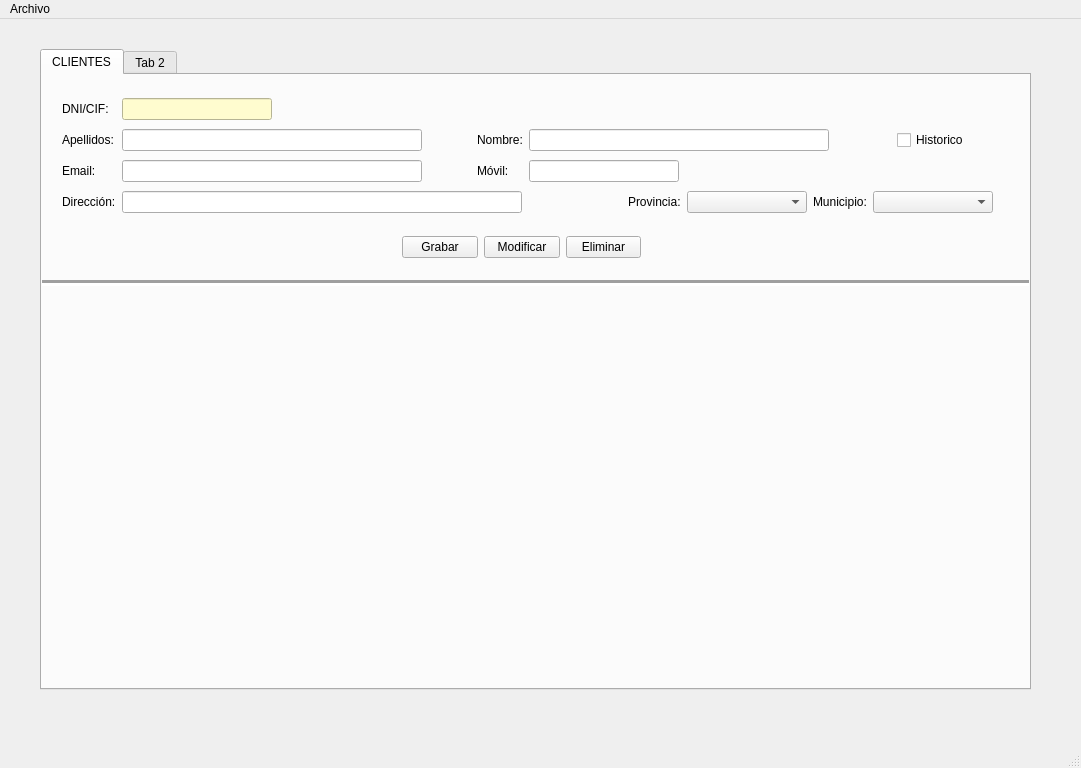
Qt form venPrincipal.ui (AmarinoLama/desarrolloInterfaces_Proyecto) before a commit.
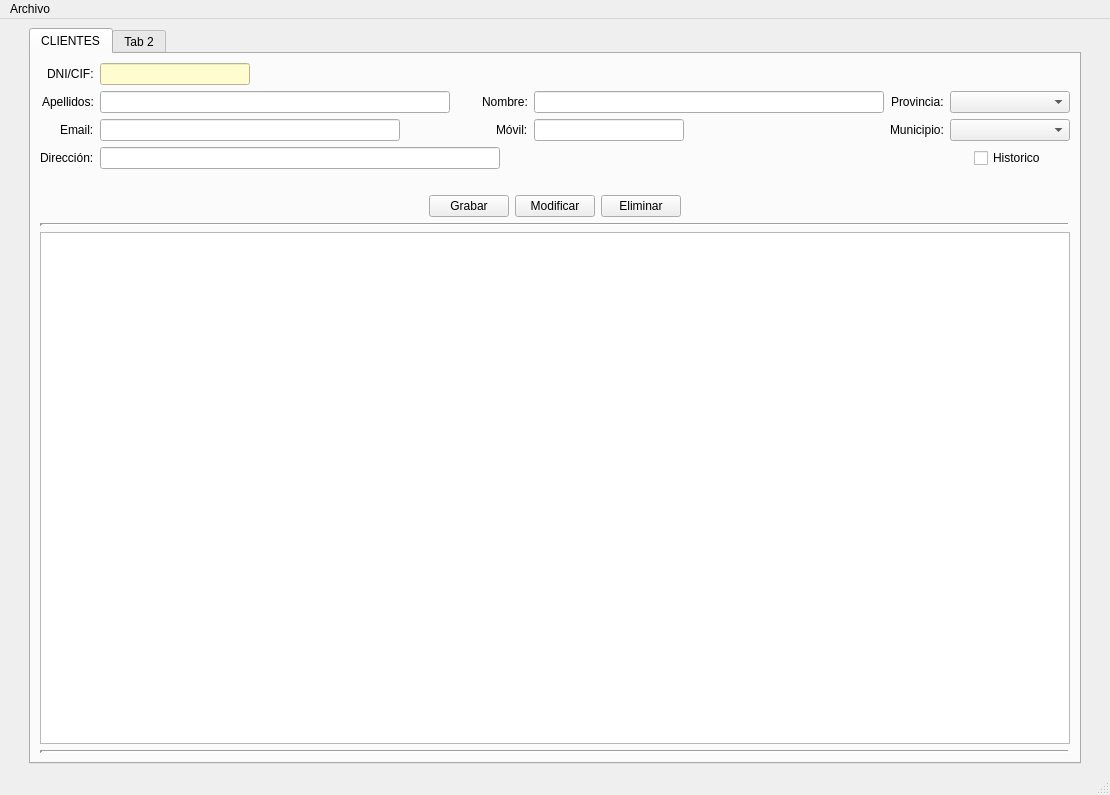
The same form after that commit. Icons and pictures are not drawn.

Commit message: feat() : añadir ventana salida

```diff
--- a/venPrincipal.ui
+++ b/venPrincipal.ui
@@ -14,15 +14,41 @@
    <string>MainWindow</string>
   </property>
   <widget class="QWidget" name="centralwidget">
+   <layout class="QGridLayout" name="gridLayout_2">
+    <item row="0" column="0">
+     <spacer name="horizontalSpacer_7">
+      <property name="orientation">
+       <enum>Qt::Horizontal</enum>
+      </property>
+      <property name="sizeType">
+       <enum>QSizePolicy::Minimum</enum>
+      </property>
+      <property name="sizeHint" stdset="0">
+       <size>
+        <width>20</width>
+        <height>20</height>
+       </size>
+      </property>
+     </spacer>
+    </item>
+    <item row="0" column="3">
+     <spacer name="horizontalSpacer_6">
+      <property name="orientation">
+       <enum>Qt::Horizontal</enum>
+      </property>
+      <property name="sizeType">
+       <enum>QSizePolicy::Minimum</enum>
+      </property>
+      <property name="sizeHint" stdset="0">
+       <size>
+        <width>20</width>
+        <height>20</height>
+       </size>
+      </property>
+     </spacer>
+    </item>
+    <item row="0" column="1">
    <widget class="QTabWidget" name="panPrincipal">
-    <property name="geometry">
-     <rect>
-      <x>40</x>
-      <y>30</y>
-      <width>991</width>
-      <height>641</height>
-     </rect>
-    </property>
     <property name="autoFillBackground">
      <bool>false</bool>
     </property>
@@ -33,63 +59,33 @@
      <attribute name="title">
       <string>CLIENTES</string>
      </attribute>
-     <widget class="Line" name="line">
-      <property name="geometry">
-       <rect>
-        <x>-10</x>
-        <y>200</y>
-        <width>1000</width>
-        <height>16</height>
-       </rect>
-      </property>
-      <property name="lineWidth">
-       <number>3</number>
-      </property>
-      <property name="orientation">
-       <enum>Qt::Horizontal</enum>
-      </property>
-     </widget>
-     <widget class="QWidget" name="">
-      <property name="geometry">
-       <rect>
-        <x>20</x>
-        <y>20</y>
-        <width>931</width>
-        <height>121</height>
-       </rect>
-      </property>
+       <layout class="QVBoxLayout" name="verticalLayout">
+        <item>
       <layout class="QGridLayout" name="gridLayout">
-       <item row="3" column="1" colspan="4">
-        <widget class="QLineEdit" name="txtDireccioncli">
-         <property name="minimumSize">
-          <size>
-           <width>400</width>
-           <height>0</height>
-          </size>
-         </property>
-         <property name="maximumSize">
-          <size>
-           <width>400</width>
-           <height>16777215</height>
-          </size>
-         </property>
-        </widget>
-       </item>
-       <item row="2" column="3">
+          <item row="2" column="3" alignment="Qt::AlignRight">
         <widget class="QLabel" name="lblMovilcli">
          <property name="text">
           <string>Móvil:</string>
          </property>
         </widget>
        </item>
-       <item row="3" column="6">
-        <widget class="QLabel" name="lblProvinciacli">
-         <property name="text">
-          <string>Provincia:</string>
+          <item row="3" column="1" colspan="4">
+           <widget class="QLineEdit" name="txtDireccioncli">
+            <property name="minimumSize">
+             <size>
+              <width>400</width>
+              <height>0</height>
+             </size>
+            </property>
+            <property name="maximumSize">
+             <size>
+              <width>400</width>
+              <height>16777215</height>
+             </size>
          </property>
         </widget>
        </item>
-       <item row="3" column="0">
+          <item row="3" column="0" alignment="Qt::AlignRight">
         <widget class="QLabel" name="lblDireccioncli">
          <property name="text">
           <string>Dirección:</string>
@@ -100,13 +96,13 @@
         <widget class="QLineEdit" name="txtApelcli">
          <property name="minimumSize">
           <size>
-           <width>300</width>
+              <width>350</width>
            <height>0</height>
           </size>
          </property>
          <property name="maximumSize">
           <size>
-           <width>300</width>
+              <width>350</width>
            <height>16777215</height>
           </size>
          </property>
@@ -128,54 +124,11 @@
          </property>
         </widget>
        </item>
-       <item row="3" column="7">
-        <widget class="QComboBox" name="cmbProvinciacli">
-         <property name="minimumSize">
-          <size>
-           <width>120</width>
-           <height>0</height>
-          </size>
-         </property>
-        </widget>
-       </item>
-       <item row="3" column="8">
-        <widget class="QLabel" name="lblMunicipiocli">
-         <property name="text">
-          <string>Municipio:</string>
-         </property>
-        </widget>
-       </item>
-       <item row="1" column="9" alignment="Qt::AlignHCenter">
-        <widget class="QCheckBox" name="chkHistoriacli">
-         <property name="layoutDirection">
-          <enum>Qt::LeftToRight</enum>
-         </property>
-         <property name="text">
-          <string>Historico</string>
-         </property>
-        </widget>
-       </item>
-       <item row="2" column="4" colspan="4">
-        <widget class="QLineEdit" name="txtMovilcli">
-         <property name="minimumSize">
-          <size>
-           <width>120</width>
-           <height>0</height>
-          </size>
-         </property>
-         <property name="maximumSize">
-          <size>
-           <width>150</width>
-           <height>16777215</height>
-          </size>
-         </property>
-        </widget>
-       </item>
        <item row="0" column="1">
         <widget class="QLineEdit" name="txtDnicli">
          <property name="minimumSize">
           <size>
-           <width>120</width>
+              <width>150</width>
            <height>0</height>
           </size>
          </property>
@@ -190,53 +143,36 @@
          </property>
         </widget>
        </item>
-       <item row="1" column="0">
+          <item row="2" column="4" colspan="3">
+           <widget class="QLineEdit" name="txtMovilcli">
+            <property name="minimumSize">
+             <size>
+              <width>120</width>
+              <height>0</height>
+             </size>
+            </property>
+            <property name="maximumSize">
+             <size>
+              <width>150</width>
+              <height>16777215</height>
+             </size>
+            </property>
+           </widget>
+          </item>
+          <item row="1" column="0" alignment="Qt::AlignRight">
         <widget class="QLabel" name="lblApelcli">
          <property name="text">
           <string>Apellidos:</string>
          </property>
         </widget>
        </item>
-       <item row="1" column="4" colspan="5">
-        <widget class="QLineEdit" name="txNomcli">
-         <property name="minimumSize">
-          <size>
-           <width>300</width>
-           <height>0</height>
-          </size>
-         </property>
-         <property name="maximumSize">
-          <size>
-           <width>300</width>
-           <height>16777215</height>
-          </size>
-         </property>
-        </widget>
-       </item>
-       <item row="1" column="3">
+          <item row="1" column="3" alignment="Qt::AlignRight">
         <widget class="QLabel" name="lblNomCli">
          <property name="text">
           <string>Nombre:</string>
          </property>
         </widget>
        </item>
-       <item row="2" column="0">
-        <widget class="QLabel" name="lblEmailcli">
-         <property name="text">
-          <string>Email:</string>
-         </property>
-        </widget>
-       </item>
-       <item row="3" column="9">
-        <widget class="QComboBox" name="cmbMunicipiocli">
-         <property name="minimumSize">
-          <size>
-           <width>120</width>
-           <height>0</height>
-          </size>
-         </property>
-        </widget>
-       </item>
        <item row="2" column="2">
         <spacer name="horizontalSpacer">
          <property name="orientation">
@@ -253,6 +189,13 @@
          </property>
         </spacer>
        </item>
+          <item row="2" column="0" alignment="Qt::AlignRight">
+           <widget class="QLabel" name="lblEmailcli">
+            <property name="text">
+             <string>Email:</string>
+            </property>
+           </widget>
+          </item>
        <item row="1" column="2">
         <spacer name="horizontalSpacer_2">
          <property name="orientation">
@@ -269,41 +212,106 @@
          </property>
         </spacer>
        </item>
-       <item row="3" column="5">
-        <spacer name="horizontalSpacer_3">
-         <property name="orientation">
-          <enum>Qt::Horizontal</enum>
-         </property>
-         <property name="sizeType">
-          <enum>QSizePolicy::Fixed</enum>
-         </property>
-         <property name="sizeHint" stdset="0">
-          <size>
-           <width>20</width>
-           <height>20</height>
-          </size>
-         </property>
-        </spacer>
-       </item>
-       <item row="0" column="0">
+          <item row="0" column="0" alignment="Qt::AlignRight">
         <widget class="QLabel" name="lblDnicli">
          <property name="text">
           <string>DNI/CIF:</string>
          </property>
         </widget>
        </item>
-      </layout>
-     </widget>
-     <widget class="QWidget" name="">
-      <property name="geometry">
-       <rect>
-        <x>360</x>
-        <y>160</y>
-        <width>239</width>
-        <height>25</height>
-       </rect>
-      </property>
+          <item row="1" column="4" colspan="3">
+           <widget class="QLineEdit" name="txNomcli">
+            <property name="minimumSize">
+             <size>
+              <width>350</width>
+              <height>0</height>
+             </size>
+            </property>
+            <property name="maximumSize">
+             <size>
+              <width>350</width>
+              <height>16777215</height>
+             </size>
+            </property>
+           </widget>
+          </item>
+          <item row="3" column="8" alignment="Qt::AlignHCenter">
+           <widget class="QCheckBox" name="chkHistoriacli">
+            <property name="layoutDirection">
+             <enum>Qt::LeftToRight</enum>
+            </property>
+            <property name="text">
+             <string>Historico</string>
+            </property>
+           </widget>
+          </item>
+          <item row="1" column="7" alignment="Qt::AlignRight">
+           <widget class="QLabel" name="lblProvinciacli">
+            <property name="text">
+             <string>Provincia:</string>
+            </property>
+           </widget>
+          </item>
+          <item row="2" column="7" alignment="Qt::AlignRight">
+           <widget class="QLabel" name="lblMunicipiocli">
+            <property name="text">
+             <string>Municipio:</string>
+            </property>
+           </widget>
+          </item>
+          <item row="1" column="8">
+           <widget class="QComboBox" name="cmbProvinciacli">
+            <property name="minimumSize">
+             <size>
+              <width>120</width>
+              <height>0</height>
+             </size>
+            </property>
+           </widget>
+          </item>
+          <item row="2" column="8">
+           <widget class="QComboBox" name="cmbMunicipiocli">
+            <property name="minimumSize">
+             <size>
+              <width>120</width>
+              <height>0</height>
+             </size>
+            </property>
+           </widget>
+          </item>
+         </layout>
+        </item>
+        <item>
+         <spacer name="verticalSpacer">
+          <property name="orientation">
+           <enum>Qt::Vertical</enum>
+          </property>
+          <property name="sizeType">
+           <enum>QSizePolicy::Fixed</enum>
+          </property>
+          <property name="sizeHint" stdset="0">
+           <size>
+            <width>20</width>
+            <height>20</height>
+           </size>
+          </property>
+         </spacer>
+        </item>
+        <item>
       <layout class="QHBoxLayout" name="horizontalLayout">
+          <item>
+           <spacer name="horizontalSpacer_5">
+            <property name="orientation">
+             <enum>Qt::Horizontal</enum>
+            </property>
+            <property name="sizeHint" stdset="0">
+             <size>
+              <width>40</width>
+              <height>20</height>
+             </size>
+            </property>
+           </spacer>
+          </item>
        <item>
         <widget class="QPushButton" name="btnGrabarcli">
          <property name="text">
@@ -325,8 +333,52 @@
          </property>
         </widget>
        </item>
-      </layout>
-     </widget>
+          <item>
+           <spacer name="horizontalSpacer_4">
+            <property name="orientation">
+             <enum>Qt::Horizontal</enum>
+            </property>
+            <property name="sizeHint" stdset="0">
+             <size>
+              <width>40</width>
+              <height>20</height>
+             </size>
+            </property>
+           </spacer>
+          </item>
+         </layout>
+        </item>
+        <item>
+         <widget class="Line" name="line">
+          <property name="lineWidth">
+           <number>3</number>
+          </property>
+          <property name="orientation">
+           <enum>Qt::Horizontal</enum>
+          </property>
+         </widget>
+        </item>
+        <item>
+         <widget class="QTableWidget" name="tablaClientes">
+          <property name="minimumSize">
+           <size>
+            <width>860</width>
+            <height>510</height>
+           </size>
+          </property>
+         </widget>
+        </item>
+        <item>
+         <widget class="Line" name="line_2">
+          <property name="lineWidth">
+           <number>3</number>
+          </property>
+          <property name="orientation">
+           <enum>Qt::Horizontal</enum>
+          </property>
+         </widget>
+        </item>
+       </layout>
     </widget>
     <widget class="QWidget" name="tabConstruccion">
      <attribute name="title">
@@ -347,6 +399,8 @@
      </widget>
     </widget>
    </widget>
+    </item>
+   </layout>
   </widget>
   <widget class="QMenuBar" name="menubar">
    <property name="geometry">
```
Left out of the diff: 8 changed lines with no effect on the pictures. Lines whose indentation alone changed are shown as unchanged. The commit also changes 3 other files.
